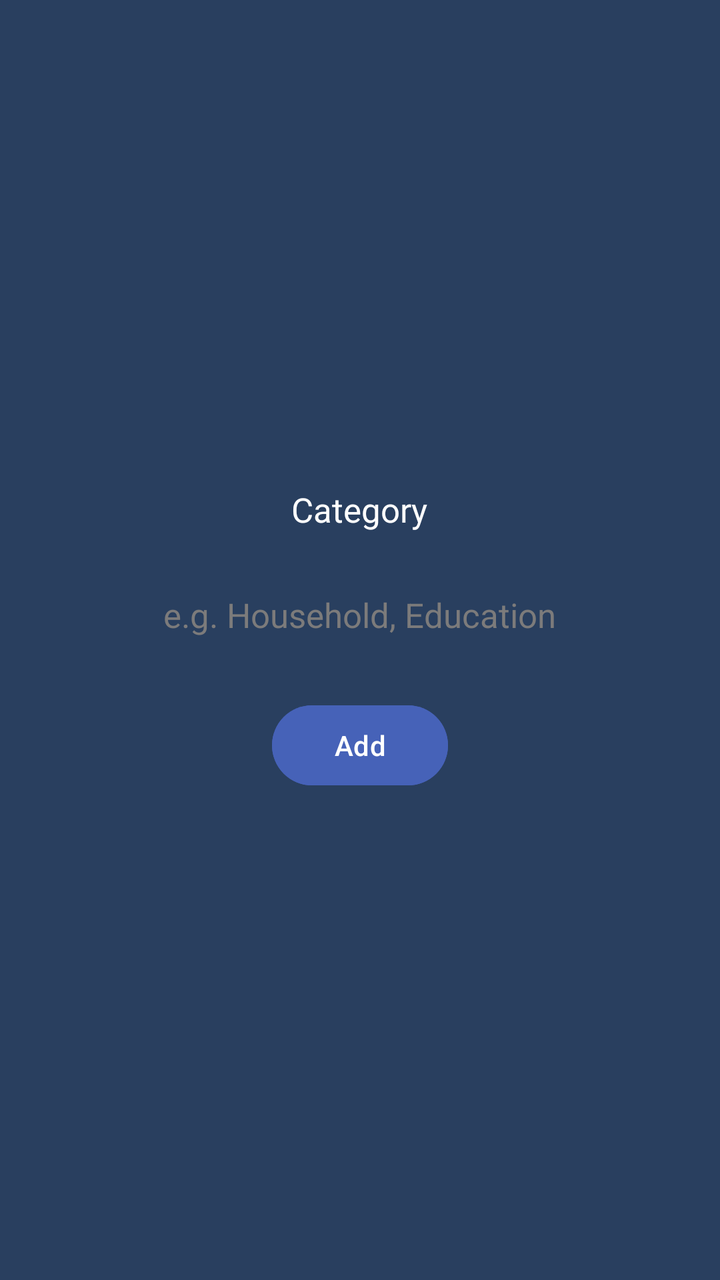
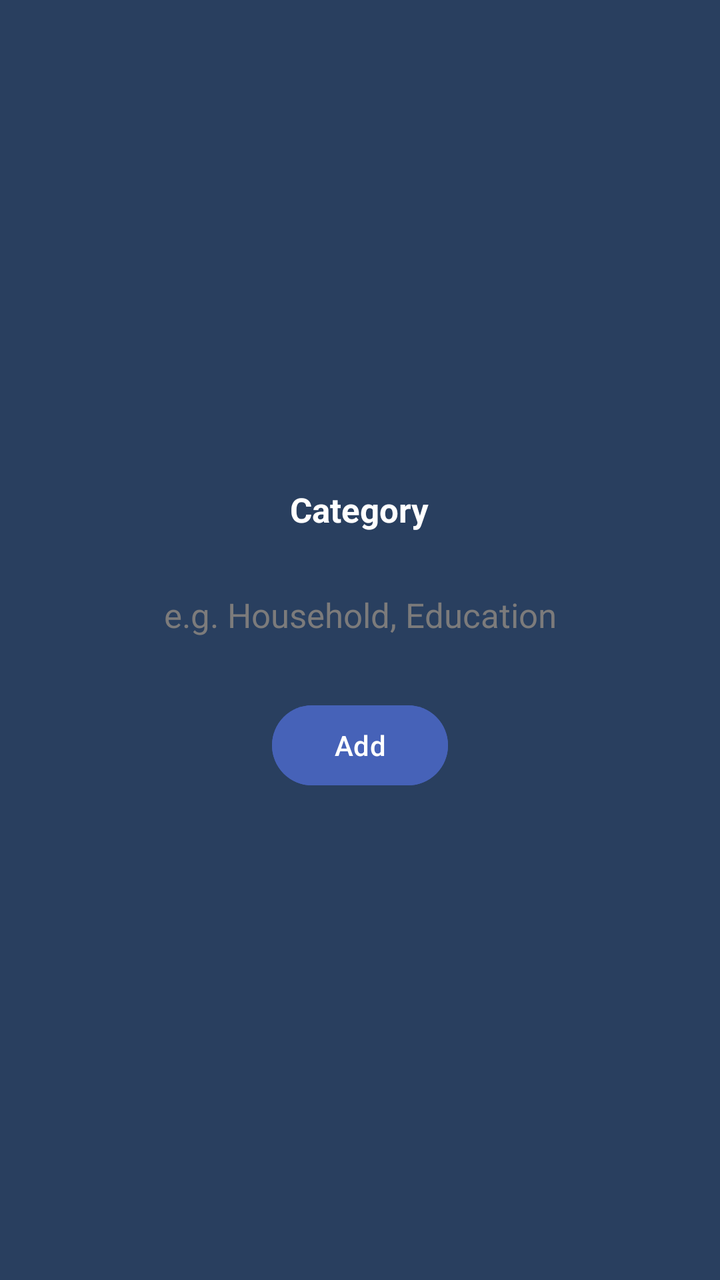

Compare the two renders of this Android layout. The source of the first and the diff that turns it into the second are given below.
<!-- AndroidManifest.xml: application theme Theme.GharKharch -->
<!-- res/layout/fragment_add_category.xml -->
<?xml version="1.0" encoding="utf-8"?>
<LinearLayout xmlns:android="http://schemas.android.com/apk/res/android"
    android:layout_width="match_parent"
    android:layout_height="match_parent"
    android:background="@color/backgroundColor"
    android:gravity="center"
    android:orientation="vertical">

    <TextView
        android:layout_width="wrap_content"
        android:layout_height="wrap_content"
        android:padding="@dimen/padding_large"
        android:text="Category"
        android:textColor="@color/primaryTextColor"
        android:textSize="@dimen/text_size_large" />

    <EditText
        android:id="@+id/inputCategory"
        android:layout_width="wrap_content"
        android:layout_height="wrap_content"
        android:background="@color/backgroundColor"
        android:hint="@string/hint_category"
        android:importantForAutofill="no"
        android:inputType="text"
        android:maxLength="15"
        android:padding="@dimen/padding_large"
        android:textColorHint="@color/primaryTextColorVariant"
        android:textSize="@dimen/text_size_large" />

    <Button
        android:id="@+id/addBtn"
        android:layout_width="wrap_content"
        android:layout_height="wrap_content"
        android:layout_marginVertical="@dimen/margin_large"
        android:backgroundTint="@color/buttonColor"
        android:text="Add"
        android:textColor="@color/primaryTextColor" />

</LinearLayout>
<!-- resources referenced by this layout -->
<resources>
  <color name="backgroundColor">#293F5F</color>
  <color name="buttonColor">#4662B8</color>
  <color name="primaryTextColor">#FFFFFF</color>
  <color name="primaryTextColorVariant">#7C7B7B</color>
  <dimen name="margin_large">15dp</dimen>
  <dimen name="padding_large">15dp</dimen>
  <dimen name="text_size_large">17sp</dimen>
  <string name="hint_category">e.g. Household, Education</string>
  <style name="Theme.GharKharch" parent="Base.Theme.GharKharch">
          <item name="colorPrimary">@color/backgroundColor</item>
          <item name="colorSecondary">@color/lGrey</item>
          
          <item name="colorOnSecondary">@color/primaryTextColor</item>
          <item name="colorOnPrimary">@color/primaryTextColor</item>
          
          <item name="android:textColor">@color/primaryTextColor</item>
          <item name="android:textColorPrimary">@color/primaryTextColor</item>
          <item name="android:textColorSecondary">@color/primaryTextColorVariant</item>
      </style>
  <style name="Base.Theme.GharKharch" parent="Theme.Material3.DayNight.NoActionBar">
          
      </style>
  <color name="lGrey">#616161</color>
</resources>

<!-- the commit's change to res/layout/fragment_add_category.xml (unified diff, before → after) -->
@@ -12,13 +12,15 @@
         android:padding="@dimen/padding_large"
         android:text="Category"
         android:textColor="@color/primaryTextColor"
-        android:textSize="@dimen/text_size_large" />
+        android:textSize="@dimen/text_size_large"
+        android:textStyle="bold" />
 
     <EditText
         android:id="@+id/inputCategory"
         android:layout_width="wrap_content"
         android:layout_height="wrap_content"
         android:background="@color/backgroundColor"
+        android:gravity="center"
         android:hint="@string/hint_category"
         android:importantForAutofill="no"
         android:inputType="text"
